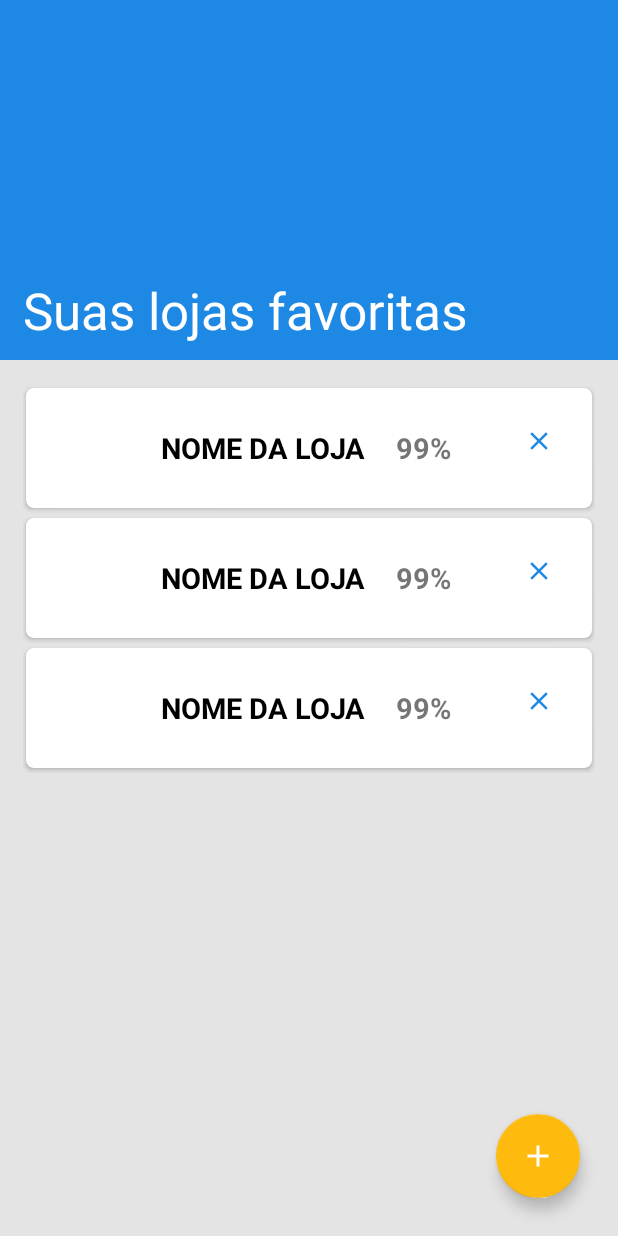
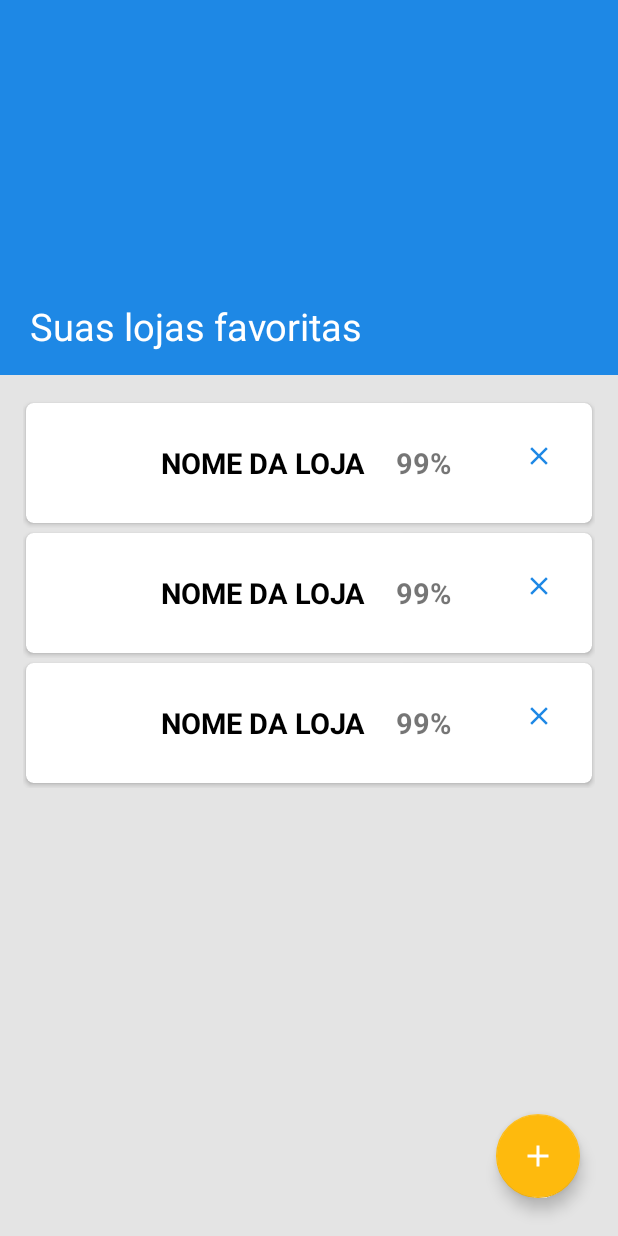
Before and after one commit to DarleneCosta/wallet-fiap-android, an Android app: the layout activity_store.xml on its own in the app's theme, with its tools: preview values and no code run, on a phone screen of 412 x 824 dp. Run offline under Robolectric (Android 15) with nearby library versions, the light colour scheme and no system bars; Roboto replaces fonts that are not available here.

Commit message:
removendo o expanded da tela de lojas, onde colocaremos o saldo da carteira

```diff
--- a/app/src/main/res/layout/activity_signup.xml
+++ b/app/src/main/res/layout/activity_signup.xml
@@ -6,7 +6,6 @@
     android:layout_width="match_parent"
     android:layout_height="match_parent"
     tools:context=".ui.signUp.SignUpActivity">
-
 
     <LinearLayout
         android:id="@+id/layout1"
--- a/app/src/main/res/layout/activity_store.xml
+++ b/app/src/main/res/layout/activity_store.xml
@@ -5,56 +5,45 @@
     xmlns:tools="http://schemas.android.com/tools"
     android:layout_width="match_parent"
     android:layout_height="match_parent"
-    android:fitsSystemWindows="true"
     android:orientation="vertical"
     tools:context=".ui.storesPreference.StoreActivity">
 
-    <com.google.android.material.appbar.AppBarLayout
-        android:id="@+id/appBarLayout"
-        android:layout_width="match_parent"
-        android:layout_height="240dp"
-        app:contentScrim="@color/purple_200">
-
-        <com.google.android.material.appbar.CollapsingToolbarLayout
-            android:id="@+id/collapsingToolbar"
+    <LinearLayout
+        android:id="@+id/background"
         android:layout_width="match_parent"
         android:layout_height="match_parent"
-            android:fitsSystemWindows="true"
-            app:contentScrim="@color/purple_200"
-            app:title="@string/title_preference"
-            app:expandedTitleTextColor="@color/white"
-            app:collapsedTitleTextColor="@color/white"
+        android:orientation="vertical"
+        android:background="@color/background"
+        >
+        <LinearLayout
+            android:id="@+id/header"
+            android:layout_width="match_parent"
+            android:layout_height="250dp"
+            android:orientation="vertical"
             android:background="@color/purple_200"
-            app:expandedTitleMarginBottom="20dp"
-            app:expandedTitleMarginStart="15dp"
-            app:layout_scrollFlags="scroll|exitUntilCollapsed|snap">
-
-             <androidx.appcompat.widget.Toolbar
-                android:id="@+id/toolbarLayout"
-                android:layout_width="match_parent"
-                android:layout_height="?actionBarSize"
-                app:contentScrim="@color/purple_200"
-                android:text="@string/title_preference"
-                app:contentInsetStart="0dp"
-                app:layout_collapseMode="pin"
-                app:popupTheme="@style/ThemeOverlay.MaterialComponents.Light" />
+            >
 
 
-        </com.google.android.material.appbar.CollapsingToolbarLayout>
+            <TextView
+                android:id="@+id/textView"
+                android:layout_width="match_parent"
+                android:layout_height="60dp"
+                android:layout_marginTop="200dp"
+                android:layout_marginStart="20dp"
+                android:text="@string/title_preference"
+                android:textColor="@color/white"
+                android:textSize="25sp"
+                tools:layout_editor_absoluteX="61dp"
+                tools:layout_editor_absoluteY="77dp" />
 
-    </com.google.android.material.appbar.AppBarLayout>
+        </LinearLayout>
 
-    <androidx.core.widget.NestedScrollView
-        android:id="@+id/appNestedScrollView"
+    </LinearLayout>
+    <LinearLayout
+        android:id="@+id/linearBody"
         android:layout_width="match_parent"
         android:layout_height="match_parent"
-        android:background="@color/background"
-        android:overScrollMode="never"
-        app:layout_behavior="com.google.android.material.appbar.AppBarLayout$ScrollingViewBehavior">
-
-        <LinearLayout
-            android:layout_width="match_parent"
-            android:layout_height="match_parent"
+        android:layout_marginTop="250dp"
         android:orientation="vertical"
         android:padding="15dp">
 
@@ -68,8 +57,10 @@
             app:layout_constraintTop_toTopOf="parent"
             tools:itemCount="3"
             tools:listitem="@layout/res_item_preference" />
+
+
     </LinearLayout>
-    </androidx.core.widget.NestedScrollView>
+
 
     <com.google.android.material.floatingactionbutton.FloatingActionButton
         android:id="@+id/btnMenu"
@@ -79,14 +70,14 @@
         android:layout_marginEnd="25dp"
         android:clickable="true"
         android:focusable="true"
+        android:contentDescription="mais"
         app:backgroundTint="@color/orange"
         android:elevation="5dp"
-        app:layout_anchor="@id/appNestedScrollView"
+        app:layout_anchor="@id/background"
         app:layout_anchorGravity="bottom|end|right"
         android:src="@drawable/ic_add"
         android:tint="@android:color/white"
         />
-
     <com.google.android.material.floatingactionbutton.FloatingActionButton
         android:id="@+id/btnAdd"
         android:layout_width="wrap_content"
@@ -94,9 +85,10 @@
         app:layout_anchor="@id/btnMenu"
         app:layout_anchorGravity="center|top"
         android:layout_marginBottom="90dp"
+        android:contentDescription="adicionar"
+        android:src="@drawable/ic_edit"
+        app:backgroundTint="@color/orange_700"
         android:visibility="invisible"
-        android:src="@drawable/ic_edit"
-        app:backgroundTint="@color/purple_700"
         />
     <com.google.android.material.floatingactionbutton.FloatingActionButton
         android:id="@+id/btnExit"
@@ -106,9 +98,11 @@
         app:layout_anchorGravity="center|top"
         android:layout_marginBottom="150dp"
         android:src="@drawable/ic_exit"
-        app:backgroundTint="@color/purple_700"
+        app:backgroundTint="@color/orange_700"
+        android:contentDescription="sair"
         android:visibility="invisible"
         />
+
     <com.fiap.wallet.ui.shared.LoadingView
         android:id="@+id/loading_view"
         app:layout_constraintBottom_toBottomOf="parent"
@@ -118,6 +112,4 @@
         android:layout_height="match_parent"/>
 
 
-
-
 </androidx.coordinatorlayout.widget.CoordinatorLayout>
--- a/app/src/main/res/values/colors.xml
+++ b/app/src/main/res/values/colors.xml
@@ -8,6 +8,7 @@
     <color name="black">#FF000000</color>
     <color name="white">#FFFFFFFF</color>
     <color name="orange">#FEBA0D</color>
+    <color name="orange_700">#FF9800</color>
     <color name="colorDarkSemiTransparent">#C6000000</color>
     <color name="colorLightSemiTransparent">#977ABCFF</color>
     <color name="background">#E4E4E4</color>
```
Lines whose indentation alone changed are shown as unchanged.
